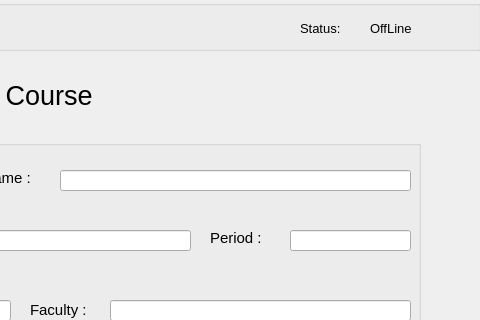
Poom1997/gman, file resources/UI/addCourse.ui: the form before one commit; both pictures show x 420 to 900 and y 0 to 320 of the 900 by 600 pixel window.
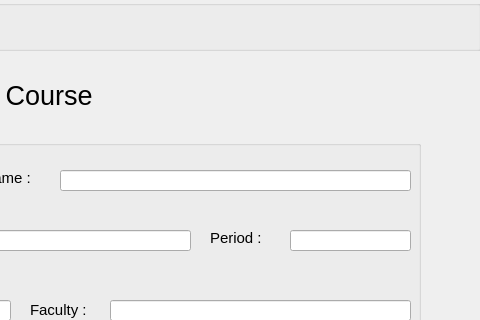
The form after the commit.

```diff
--- a/resources/UI/addCourse.ui
+++ b/resources/UI/addCourse.ui
@@ -30,42 +30,6 @@
    <property name="title">
     <string/>
    </property>
-   <widget class="QLabel" name="label_5">
-    <property name="geometry">
-     <rect>
-      <x>720</x>
-      <y>20</y>
-      <width>61</width>
-      <height>16</height>
-     </rect>
-    </property>
-    <property name="font">
-     <font>
-      <pointsize>10</pointsize>
-     </font>
-    </property>
-    <property name="text">
-     <string>Status:</string>
-    </property>
-   </widget>
-   <widget class="QLabel" name="status_2">
-    <property name="geometry">
-     <rect>
-      <x>790</x>
-      <y>20</y>
-      <width>53</width>
-      <height>16</height>
-     </rect>
-    </property>
-    <property name="font">
-     <font>
-      <pointsize>10</pointsize>
-     </font>
-    </property>
-    <property name="text">
-     <string>OffLine</string>
-    </property>
-   </widget>
    <widget class="QPushButton" name="homeButton">
     <property name="geometry">
      <rect>
```
